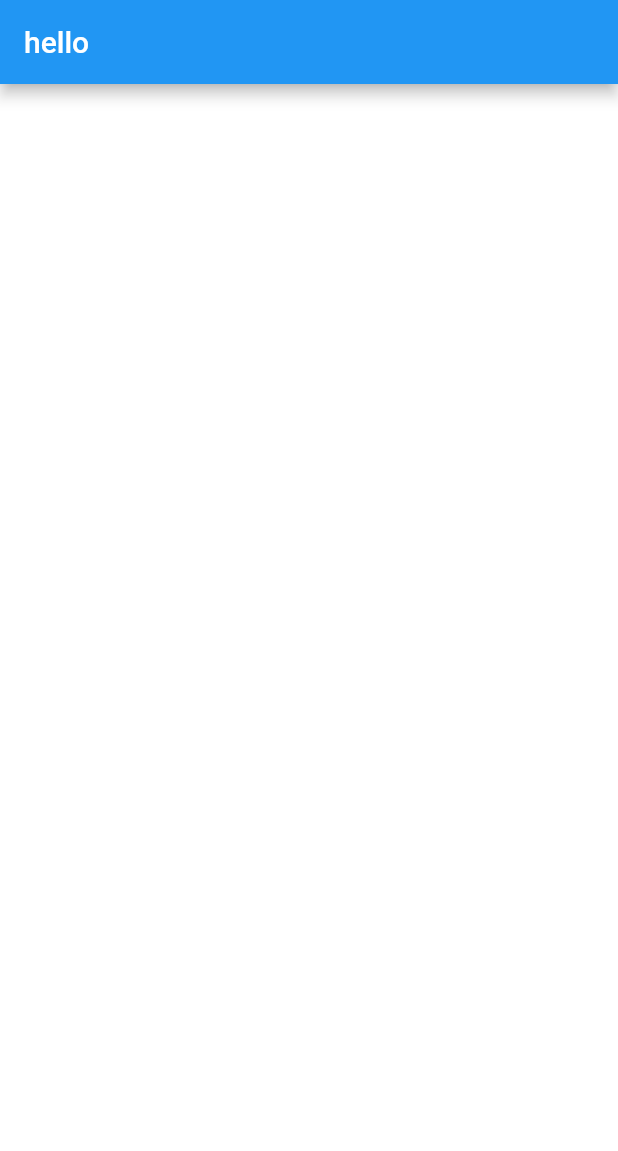
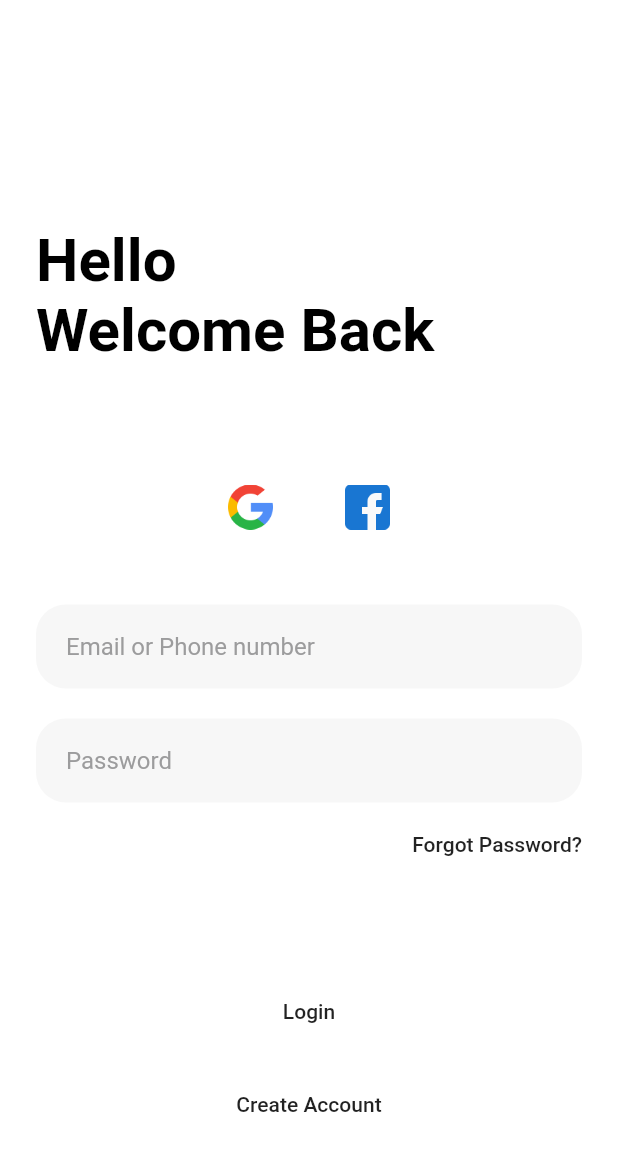
Before and after one commit to arshshaikh06/basic_login_template_flutter, a Flutter app: the screen it shows after launch, on a phone screen of 412 x 824 dp. Shown: the top 1151 px of the screen. Run offline on Flutter 3.47's test engine with Material 2 defaults, Android fonts, the phone set to English and light mode, and no system bars.

Commit message:
❗ Fixing Elevated button theme error

```diff
--- a/lib/main.dart
+++ b/lib/main.dart
@@ -15,8 +15,11 @@ class MyApp extends StatelessWidget {
   @override
   Widget build(BuildContext context) {
     return MaterialApp(
-      title: 'Flutter Demo',
+      debugShowCheckedModeBanner: false,
+      title: 'Login Screen',
       theme: AppTheme.light,
+      darkTheme: AppTheme.dark,
+      themeMode: ThemeMode.system,
       home: LoginScreen(),
     );
   }
--- a/lib/screens/login_screen.dart
+++ b/lib/screens/login_screen.dart
@@ -1,4 +1,7 @@
 import 'package:flutter/material.dart';
+
+// Widgets
+import '../widgets/custom_text_field.dart';
 
 class LoginScreen extends StatefulWidget {
   @override
@@ -8,9 +11,83 @@ class LoginScreen extends StatefulWidget {
 class _LoginScreenState extends State<LoginScreen> {
   @override
   Widget build(BuildContext context) {
+    final Size size = MediaQuery.of(context).size;
+
     return Scaffold(
-      appBar: AppBar(
-        title: Text('hello'),
+      body: SingleChildScrollView(
+        child: Container(
+          width: size.width,
+          height: size.height,
+          padding: EdgeInsets.fromLTRB(24.0, 150.0, 24.0, 80.0),
+          child: Column(
+            crossAxisAlignment: CrossAxisAlignment.start,
+            mainAxisAlignment: MainAxisAlignment.spaceBetween,
+            children: [
+              Text(
+                'Hello \nWelcome Back',
+                style: Theme.of(context).textTheme.headline1,
+              ),
+              Column(
+                crossAxisAlignment: CrossAxisAlignment.end,
+                children: [
+                  Row(
+                    mainAxisAlignment: MainAxisAlignment.center,
+                    children: [
+                      Image.asset(
+                        'assets/icons/google.png',
+                        width: 30,
+                      ),
+                      const SizedBox(width: 48),
+                      Image.asset(
+                        'assets/icons/facebook.png',
+                        width: 30,
+                      ),
+                    ],
+                  ),
+                  const SizedBox(height: 50),
+                  CustomTextField(hintText: 'Email or Phone number'),
+                  const SizedBox(height: 20),
+                  CustomTextField(
+                    hintText: 'Password',
+                    isPassword: true,
+                  ),
+                  const SizedBox(height: 20),
+                  Text(
+                    'Forgot Password?',
+                    style: Theme.of(context).textTheme.bodyText1,
+                  ),
+                ],
+              ),
+              Column(
+                children: [
+                  TextButton(
+                    onPressed: () {},
+                    style: TextButton.styleFrom(
+                      padding: EdgeInsets.symmetric(
+                        vertical: 16.0,
+                        horizontal: 48.0,
+                      ),
+                      shape: RoundedRectangleBorder(
+                        borderRadius: BorderRadius.circular(20.0),
+                      ),
+                    ),
+                    child: Center(
+                      child: Text(
+                        'Login',
+                        style: Theme.of(context).textTheme.bodyText1,
+                      ),
+                    ),
+                  ),
+                  const SizedBox(height: 30),
+                  Text(
+                    'Create Account',
+                    style: Theme.of(context).textTheme.bodyText1,
+                  ),
+                ],
+              ),
+            ],
+          ),
+        ),
       ),
     );
   }
--- a/lib/themes/dark_theme.dart
+++ b/lib/themes/dark_theme.dart
@@ -16,8 +16,10 @@ ThemeData darkTheme = ThemeData(
       fontWeight: FontWeight.bold,
     ),
   ),
-  buttonTheme: const ButtonThemeData(
-    textTheme: ButtonTextTheme.primary,
-    buttonColor: ColorPalette.textColorDark,
+  elevatedButtonTheme: ElevatedButtonThemeData(
+    style: ElevatedButton.styleFrom(
+      primary: ColorPalette.buttonColorDark,
+      onPrimary: Colors.blue,
+    ),
   ),
 );
--- a/lib/themes/light_theme.dart
+++ b/lib/themes/light_theme.dart
@@ -16,8 +16,9 @@ ThemeData lightTheme = ThemeData(
       fontWeight: FontWeight.bold,
     ),
   ),
-  buttonTheme: const ButtonThemeData(
-    textTheme: ButtonTextTheme.primary,
-    buttonColor: Colors.black,
+  textButtonTheme: TextButtonThemeData(
+    style: ButtonStyle(
+      foregroundColor: MaterialStateProperty.all<Color>(Colors.green),
+    ),
   ),
 );
--- /dev/null
+++ b/lib/widgets/custom_text_field.dart
@@ -0,0 +1,41 @@
+import 'package:flutter/material.dart';
+
+class CustomTextField extends StatefulWidget {
+  final String hintText;
+  final TextInputType keyboardType;
+  final bool isPassword;
+
+  const CustomTextField({
+    Key key,
+    @required this.hintText,
+    this.isPassword = false,
+    this.keyboardType = TextInputType.text,
+  }) : super(key: key);
+
+  @override
+  _CustomTextFieldState createState() => _CustomTextFieldState();
+}
+
+class _CustomTextFieldState extends State<CustomTextField> {
+  @override
+  Widget build(BuildContext context) {
+    return Container(
+      padding: EdgeInsets.symmetric(
+        horizontal: 20.0,
+        vertical: 4.0,
+      ),
+      decoration: BoxDecoration(
+        color: Theme.of(context).primaryColorLight,
+        borderRadius: BorderRadius.circular(20.0),
+      ),
+      child: TextField(
+        obscureText: widget.isPassword,
+        keyboardType: widget.keyboardType,
+        decoration: InputDecoration(
+          border: InputBorder.none,
+          hintText: widget.hintText,
+        ),
+      ),
+    );
+  }
+}
```
Also changed, not shown: pubspec.yaml (+38 -41 lines), assets/icons/facebook.png (added), assets/icons/google.png (added).
